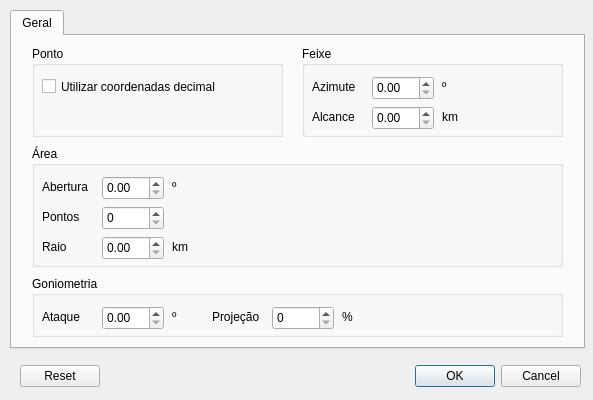
Qt form dialogs/configdialog.ui (cragapito/qtkamal) before a commit.
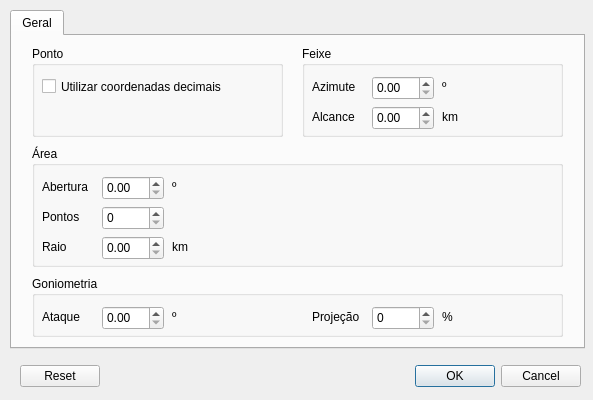
The same form after that commit.

The edit to the form file:
```diff
--- a/dialogs/configdialog.ui
+++ b/dialogs/configdialog.ui
@@ -87,7 +87,7 @@
        <string>Utilizar coordenadas em decimal invés de GMS.</string>
       </property>
       <property name="text">
-       <string>Utilizar coordenadas decimal</string>
+       <string>Utilizar coordenadas decimais</string>
       </property>
      </widget>
     </widget>
@@ -286,7 +286,7 @@
      <widget class="QLabel" name="label_17">
       <property name="geometry">
        <rect>
-        <x>180</x>
+        <x>280</x>
         <y>30</y>
         <width>81</width>
         <height>21</height>
@@ -299,7 +299,7 @@
      <widget class="QSpinBox" name="gproj">
       <property name="geometry">
        <rect>
-        <x>240</x>
+        <x>340</x>
         <y>30</y>
         <width>62</width>
         <height>24</height>
@@ -318,7 +318,7 @@
      <widget class="QLabel" name="label_18">
       <property name="geometry">
        <rect>
-        <x>310</x>
+        <x>410</x>
         <y>30</y>
         <width>59</width>
         <height>21</height>
```
